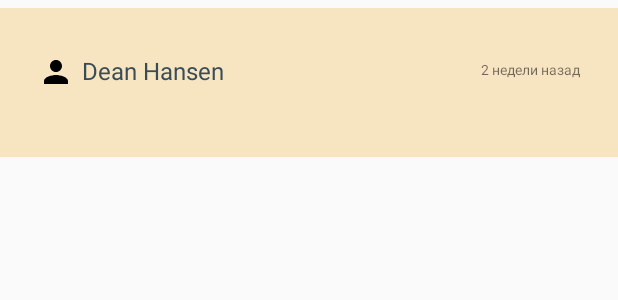
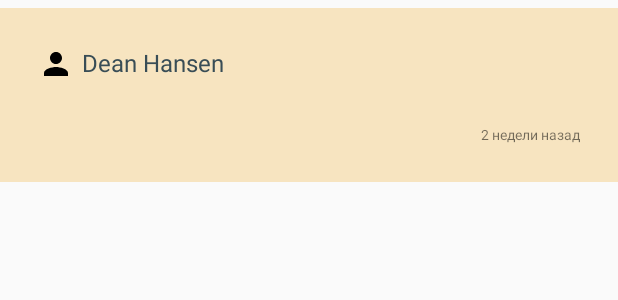
Before and after one commit to EzzalddeenAli/TouristsLittleHelper, an Android app: the layout review_item.xml on its own in the app's theme, with its tools: preview values and no code run, on a phone screen of 412 x 824 dp. Shown: the top 300 px of the screen. Run offline under Robolectric (Android 15) with nearby library versions, the light colour scheme and no system bars; network calls fail.

Commit message:
исправила экраны с информацией о месте и с выбором мест

```diff
--- a/app/src/main/java/com/insulardevelopment/touristslittlehelper/ui/choosePlace/PlacesListFragment.java
+++ b/app/src/main/java/com/insulardevelopment/touristslittlehelper/ui/choosePlace/PlacesListFragment.java
@@ -43,6 +43,8 @@ public class PlacesListFragment extends AbstractFragment implements PlaceAdapter
         view = inflater.inflate(R.layout.fragment_places_list, container, false);
         setRetainInstance(true);
 
+        choosePlacesViewModel.getPlaceLiveData().observe(this, place -> placeAdapter.updatePlace(place));
+
         setupRecycler(choosePlacesViewModel.getPlaces());
         return view;
     }
@@ -55,6 +57,7 @@ public class PlacesListFragment extends AbstractFragment implements PlaceAdapter
                 (v, position) -> PlaceActivity.start(getActivity(), placeAdapter.getItems().get(position)));
         placeAdapter.setOnStartClickListener(this);
         placeAdapter.setOnFinishClickListener(this);
+        placeAdapter.setOnCheckedChangeListener(p -> choosePlacesViewModel.updatePlace(p));
 
         popularPlacesRecyclerView.setLayoutManager(layoutManager);
         popularPlacesRecyclerView.setAdapter(placeAdapter);
--- a/app/src/main/java/com/insulardevelopment/touristslittlehelper/ui/choosePlace/PlacesMapFragment.java
+++ b/app/src/main/java/com/insulardevelopment/touristslittlehelper/ui/choosePlace/PlacesMapFragment.java
@@ -63,6 +63,10 @@ public class PlacesMapFragment extends AbstractFragment implements OnMapReadyCal
 
         SupportMapFragment mapFragment = (SupportMapFragment) getChildFragmentManager().findFragmentById(R.id.map_places);
         initViews(view);
+        aboutPlaceView.setOnCheckedChangeListener(p -> choosePlacesViewModel.updatePlace(p));
+
+        choosePlacesViewModel.getPlaceLiveData().observe(this, place -> aboutPlaceView.updatePlace(place));
+
         mapFragment.getMapAsync(this);
         return view;
     }
--- a/app/src/main/java/com/insulardevelopment/touristslittlehelper/ui/route/AbstractRouteActivity.java
+++ b/app/src/main/java/com/insulardevelopment/touristslittlehelper/ui/route/AbstractRouteActivity.java
@@ -44,8 +44,6 @@ public abstract class AbstractRouteActivity extends AbstractActivity implements
         placesMapViewModel.getPlaceMutableLiveData().observe(this, place -> {
             placeRl.setPlace(place);
         });
-
-
     }
 
     protected void initViews(){
--- a/app/src/main/res/layout/review_item.xml
+++ b/app/src/main/res/layout/review_item.xml
@@ -7,21 +7,17 @@
     android:orientation="vertical"
     android:padding="25dp">
 
-    <RelativeLayout
-        android:layout_width="match_parent"
-        android:layout_height="wrap_content">
-
     <LinearLayout
         android:layout_width="wrap_content"
         android:layout_height="wrap_content"
-            android:orientation="horizontal">
+        android:orientation="horizontal"
+        android:gravity="center_vertical">
 
         <TextView
             android:id="@+id/review_author_text_view"
             android:layout_width="wrap_content"
             android:layout_height="wrap_content"
             android:layout_marginRight="5dp"
-                android:layout_marginTop="5dp"
             android:drawableLeft="@drawable/ic_person_black_24dp"
             android:drawablePadding="5dp"
             android:drawableStart="@drawable/ic_person_black_24dp"
@@ -34,7 +30,6 @@
             android:layout_width="15dp"
             android:layout_height="15dp"
             android:layout_marginRight="-3dp"
-                android:layout_marginTop="7dp"
             android:src="@drawable/star_71"
             android:visibility="invisible" />
 
@@ -43,7 +38,6 @@
             android:layout_width="15dp"
             android:layout_height="15dp"
             android:layout_marginRight="-3dp"
-                android:layout_marginTop="7dp"
             android:src="@drawable/star_71"
             android:visibility="invisible" />
 
@@ -52,7 +46,6 @@
             android:layout_width="15dp"
             android:layout_height="15dp"
             android:layout_marginRight="-3dp"
-                android:layout_marginTop="7dp"
             android:src="@drawable/star_71"
             android:visibility="invisible" />
 
@@ -61,7 +54,6 @@
             android:layout_width="15dp"
             android:layout_height="15dp"
             android:layout_marginRight="-3dp"
-                android:layout_marginTop="7dp"
             android:src="@drawable/star_71"
             android:visibility="invisible" />
 
@@ -69,24 +61,22 @@
             android:id="@+id/review_image_view_star5"
             android:layout_width="15dp"
             android:layout_height="15dp"
-                android:layout_marginTop="7dp"
             android:src="@drawable/star_71"
             android:visibility="invisible" />
     </LinearLayout>
-
-        <TextView
-            android:id="@+id/review_time_text_view"
-            android:layout_width="wrap_content"
-            android:layout_height="wrap_content"
-            android:layout_alignParentRight="true"
-            android:layout_marginTop="9dp"
-            android:text="2 недели назад"
-            android:textSize="9dp" />
-    </RelativeLayout>
 
     <TextView
         android:id="@+id/review_text_view"
         android:layout_width="match_parent"
         android:layout_height="wrap_content"
         android:textColor="@color/colorPrimaryDark" />
+
+    <TextView
+        android:id="@+id/review_time_text_view"
+        android:layout_width="wrap_content"
+        android:layout_height="wrap_content"
+        android:layout_gravity="end"
+        android:layout_marginTop="9dp"
+        android:text="2 недели назад"
+        android:textSize="9sp" />
 </LinearLayout>
```
Also changed, not shown: app/src/main/java/com/insulardevelopment/touristslittlehelper/network/Http.java (deleted, +0 -42 lines), app/src/main/java/com/insulardevelopment/touristslittlehelper/ui/AboutPlaceView.java (+20 -1 lines), app/src/main/java/com/insulardevelopment/touristslittlehelper/ui/choosePlace/ChoosePlacesViewModel.java (+9 -0 lines), app/src/main/java/com/insulardevelopment/touristslittlehelper/ui/choosePlace/PlaceAdapter.java (+18 -1 lines), app/src/main/java/com/insulardevelopment/touristslittlehelper/ui/main/RouteAdapter.java (+33 -33 lines), app/src/main/java/com/insulardevelopment/touristslittlehelper/ui/place/PlaceActivity.java (+4 -4 lines), app/src/main/java/com/insulardevelopment/touristslittlehelper/ui/place/ReviewAdapter.java (+29 -25 lines). Lines whose indentation alone changed are shown as unchanged.
